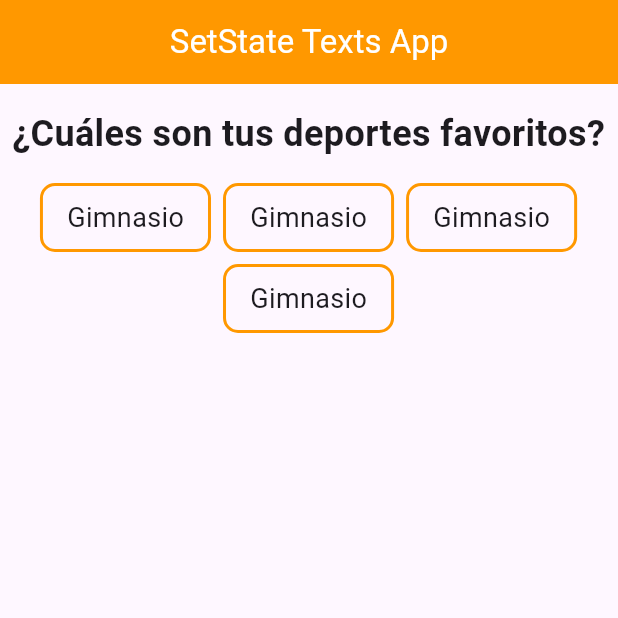
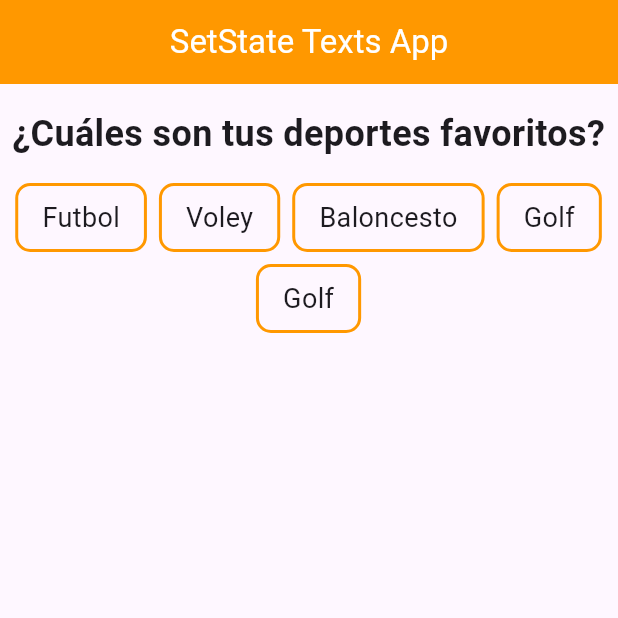
Before and after one commit to fr4nsgallegos/statefullAppG9, a Flutter app: the screen it shows after launch, on a phone screen of 412 x 824 dp, the top half of it. Run offline on Flutter 3.47's test engine with Material 3 defaults, Android fonts, the phone set to English and light mode, and no system bars.

Commit message:
costructor para el widget

```diff
--- a/lib/pages/favorite_deports_page.dart
+++ b/lib/pages/favorite_deports_page.dart
@@ -2,7 +2,7 @@ import 'package:flutter/material.dart';
 import 'package:statefullappg9/widgets/item_deport_widget.dart';
 
 class FavoriteDeportsPage extends StatelessWidget {
-  // Widget itemDeportWidget() {
+  // Widget itemDeportWidget(String deportName) {
   //   return Container(
   //     padding: EdgeInsets.symmetric(horizontal: 16, vertical: 8),
   //     decoration: BoxDecoration(
@@ -44,10 +44,21 @@ class FavoriteDeportsPage extends StatelessWidget {
               runSpacing: 8,
               alignment: WrapAlignment.center,
               children: [
-                ItemDeportWidget(),
-                ItemDeportWidget(),
-                ItemDeportWidget(),
-                ItemDeportWidget(),
+                ItemDeportWidget(
+                  deportName: "Futbol",
+                ),
+                ItemDeportWidget(
+                  deportName: "Voley",
+                ),
+                ItemDeportWidget(
+                  deportName: "Baloncesto",
+                ),
+                ItemDeportWidget(
+                  deportName: "Golf",
+                ),
+                ItemDeportWidget(
+                  deportName: "Golf",
+                ),
               ],
             ),
           ],
--- a/lib/widgets/item_deport_widget.dart
+++ b/lib/widgets/item_deport_widget.dart
@@ -1,6 +1,9 @@
 import 'package:flutter/material.dart';
 
 class ItemDeportWidget extends StatelessWidget {
+  String deportName;
+  ItemDeportWidget({required this.deportName});
+
   @override
   Widget build(BuildContext context) {
     return Container(
@@ -11,7 +14,7 @@ class ItemDeportWidget extends StatelessWidget {
         borderRadius: BorderRadius.circular(10),
       ),
       child: Text(
-        "Gimnasio",
+        deportName,
         style: TextStyle(fontSize: 18),
       ),
     );
```
